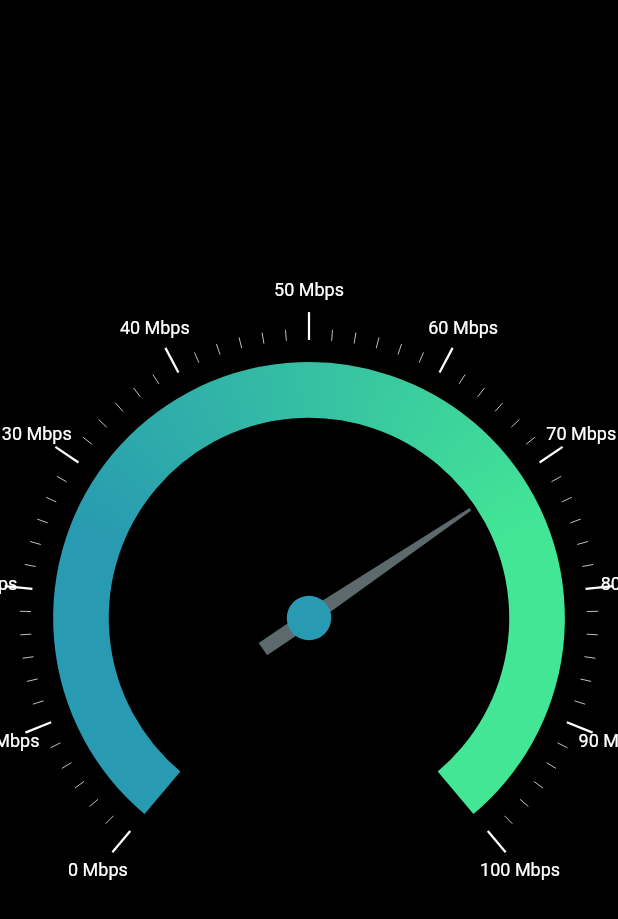
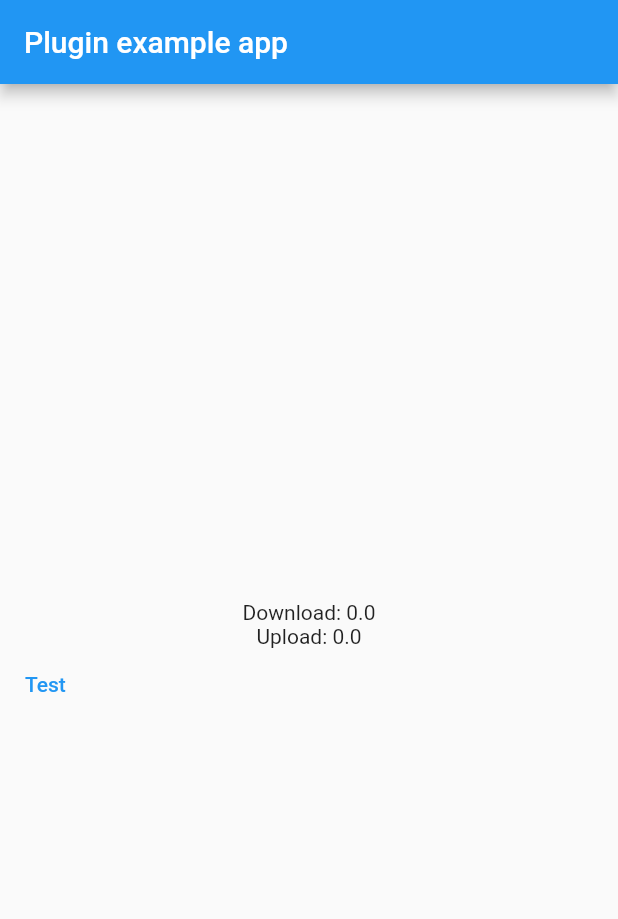
Before and after one commit to Joshuaerinosho/internet_speed, a Flutter app: the screen it shows after launch, on a phone screen of 412 x 824 dp. Shown: the top 919 px of the screen. Run offline on Flutter 3.47's test engine with Material 2 defaults, Android fonts, the phone set to English and light mode, and no system bars; drawn by our look-alikes of syncfusion_flutter_gauges; our stand-ins replace flutter_riverpod; missing offline and left inert: flutter_speedtest.

Commit message:
add some more stuff

```diff
--- a/lib/main.dart
+++ b/lib/main.dart
@@ -1,76 +1,81 @@
 import 'package:flutter/material.dart';
-import 'package:syncfusion_flutter_gauges/gauges.dart';
+import 'theme_data.dart';
+import 'views/home_screen.dart';
+
+import 'package:flutter_speedtest/flutter_speedtest.dart';
 
 void main() {
-  runApp(const MyApp());
+  runApp(MyApp());
 }
 
-class MyApp extends StatelessWidget {
-  const MyApp({Key? key}) : super(key: key);
+class App extends StatelessWidget {
+  const App({Key? key}) : super(key: key);
 
-  // This widget is the root of your application.
   @override
   Widget build(BuildContext context) {
     return MaterialApp(
       title: 'Internet Speed',
-      theme: ThemeData(
-        primarySwatch: Colors.blue,
-      ),
+      theme: appThemeData,
+      home: const HomeScreen(),
+    );
+  }
+}
+
+class MyApp extends StatefulWidget {
+  @override
+  _MyAppState createState() => _MyAppState();
+}
+
+class _MyAppState extends State<MyApp> {
+  double downloadRate = 0;
+  double uploadRate = 0;
+
+  final _speedtest = FlutterSpeedtest(
+    baseUrl: 'http://speedtest.jaosing.com:8080', // your server url
+    pathDownload: '/download',
+    pathUpload: '/upload',
+    pathResponseTime: '/ping',
+  );
+
+  @override
+  Widget build(BuildContext context) {
+    return MaterialApp(
       home: Scaffold(
-        backgroundColor: Colors.black,
+        appBar: AppBar(
+          title: const Text('Plugin example app'),
+        ),
         body: Center(
-          child: SfRadialGauge(
-            axes: <RadialAxis>[
-              RadialAxis(
-                  showAxisLine: false,
-                  ticksPosition: ElementsPosition.outside,
-                  labelsPosition: ElementsPosition.outside,
-                  radiusFactor: 0.9,
-                  canRotateLabels: true,
-                  showLastLabel: true,
-                  majorTickStyle: const MajorTickStyle(
-                    color: Colors.white,
-                    length: 0.1,
-                    lengthUnit: GaugeSizeUnit.factor,
-                  ),
-                  minorTickStyle: const MinorTickStyle(
-                    color: Colors.white,
-                    length: 0.04,
-                    lengthUnit: GaugeSizeUnit.factor,
-                  ),
-                  labelFormat: '{value} Mbps',
-                  minorTicksPerInterval: 5,
-                  interval: 10,
-                  axisLabelStyle: const GaugeTextStyle(color: Colors.white),
-                  useRangeColorForAxis: true,
-                  pointers: const <GaugePointer>[
-                    NeedlePointer(
-                        enableAnimation: true,
-                        value: 70,
-                        tailStyle: TailStyle(length: 0.2, width: 5),
-                        needleEndWidth: 5,
-                        needleLength: 0.7,
-                        needleColor: Color.fromARGB(255, 92, 105, 109),
-                        knobStyle: KnobStyle(
-                            color: Color(0xFF289AB1), borderColor: Colors.blue))
-                  ],
-                  ranges: <GaugeRange>[
-                    GaugeRange(
-                        startValue: 0,
-                        endValue: 100,
-                        startWidth: 0.2, //model.isWebFullView ? 0.2 : 0.05,
-                        gradient: const SweepGradient(colors: <Color>[
-                          Color(0xFF289AB1),
-                          Color(0xFF43E695)
-                        ], stops: <double>[
-                          0.25,
-                          0.75
-                        ]),
-                        color: const Color(0xFF289AB1),
-                        rangeOffset: 0.08,
-                        endWidth: 0.2,
-                        sizeUnit: GaugeSizeUnit.factor)
-                  ]),
+          child: Column(
+            mainAxisSize: MainAxisSize.min,
+            children: [
+              Text('Download: $downloadRate'),
+              Text('Upload: $uploadRate'),
+              Row(
+                children: [
+                  TextButton(
+                      onPressed: () async {
+                        _speedtest.getDataspeedtest(
+                          downloadOnProgress: ((percent, transferRate) {
+                            setState(() {
+                              downloadRate = percent;
+                            });
+                          }),
+                          uploadOnProgress: ((percent, transferRate) {
+                            setState(() {
+                              uploadRate = percent;
+                            });
+                          }),
+                          progressResponse: ((responseTime, jitter) {
+                            //TODO: in ui
+                          }),
+                          onError: ((errorMessage) {
+                            //TODO: in ui
+                          }),
+                        );
+                      },
+                      child: Text('Test '))
+                ],
+              ),
             ],
           ),
         ),
--- /dev/null
+++ b/lib/theme_data.dart
@@ -0,0 +1,6 @@
+import 'package:flutter/material.dart';
+
+final appThemeData = ThemeData(
+  primarySwatch: Colors.blue,
+  primaryColor: Colors.white,
+);
```
Also changed, not shown: lib/providers/download_speed_provider.dart (added, +21 -0 lines), lib/views/home_screen.dart (added, +69 -0 lines), pubspec.yaml (+9 -55 lines), pubspec.lock.
